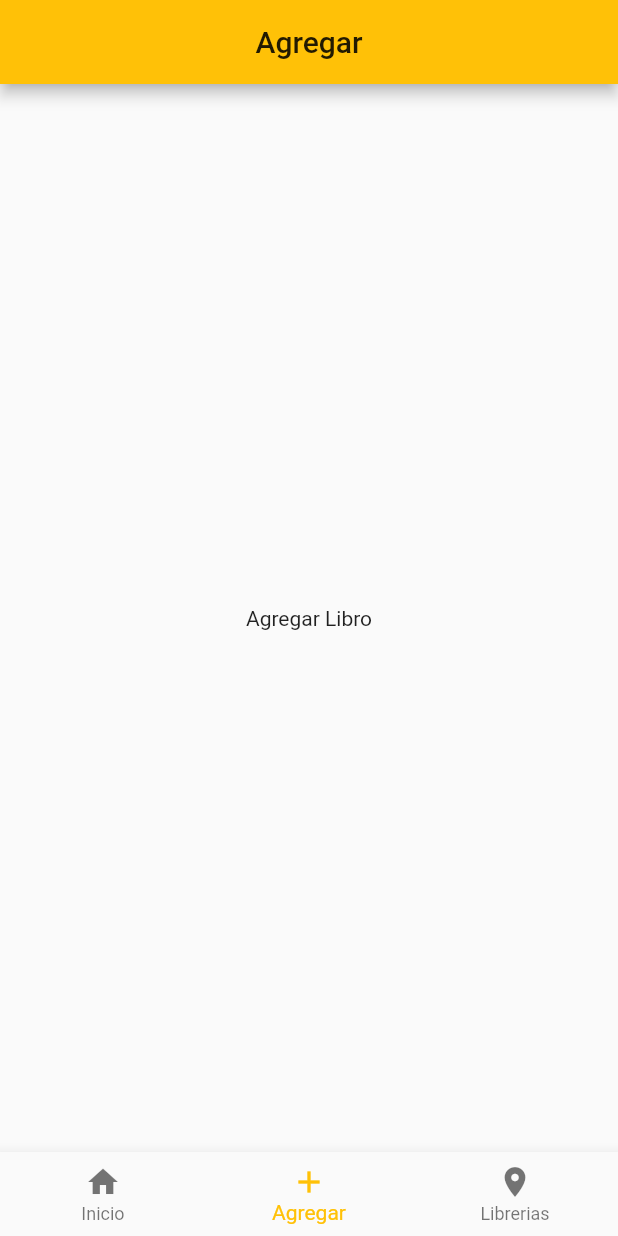
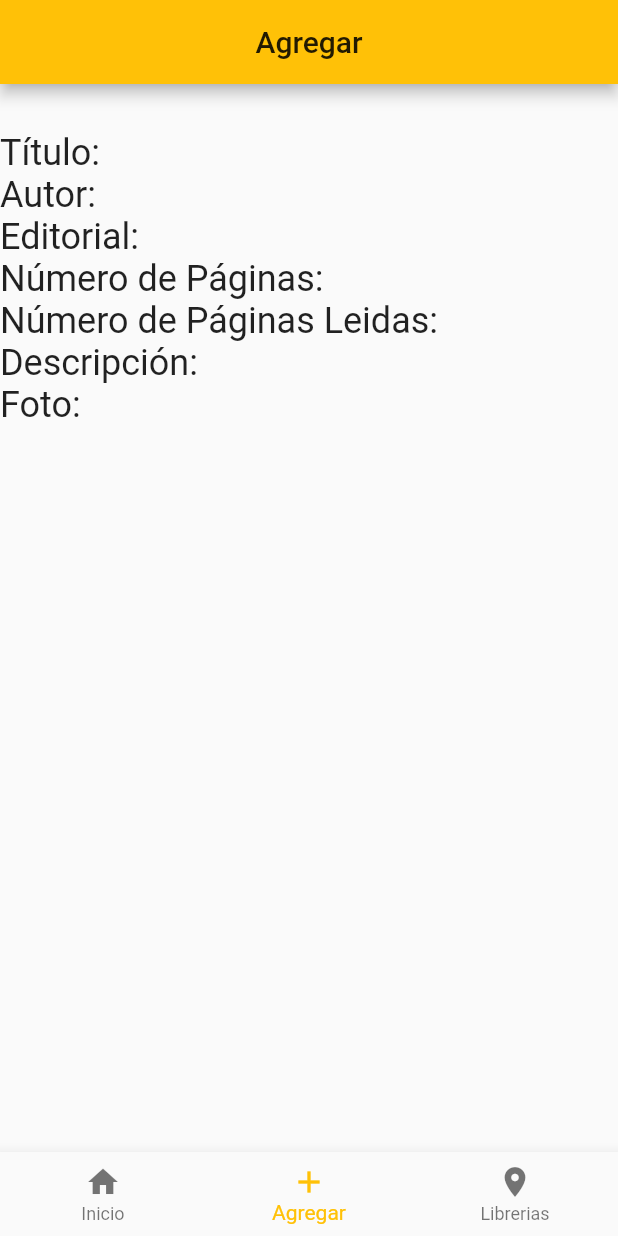
Before and after one commit to WiloCh/YourLibrary, a Flutter app: the screen it shows after launch, item 2 of the bottom bar chosen, on a phone screen of 412 x 824 dp. Run offline on Flutter 3.47's test engine with Material 2 defaults, Android fonts, the phone set to English and light mode, and no system bars; network calls fail.

Commit message:
Creación de vistas de libros individuales, y integración del backend.

```diff
--- a/yourlibrary/lib/src/utils/views.dart
+++ b/yourlibrary/lib/src/utils/views.dart
@@ -21,5 +21,4 @@ List<Widget> contentWidget = [
   HomeWidget(),
   AddbookWidget(),
   LibrariesWidget(),
-  BookPage()
 ];
--- a/yourlibrary/lib/src/widgets/content/addbook_widget.dart
+++ b/yourlibrary/lib/src/widgets/content/addbook_widget.dart
@@ -1,7 +1,7 @@
 import 'package:flutter/material.dart';
 
 class AddbookWidget extends StatefulWidget {
-  AddbookWidget({Key? key}) : super(key: key);
+  const AddbookWidget({Key? key}) : super(key: key);
 
   @override
   _AddbookWidgetState createState() => _AddbookWidgetState();
@@ -10,8 +10,45 @@ class AddbookWidget extends StatefulWidget {
 class _AddbookWidgetState extends State<AddbookWidget> {
   @override
   Widget build(BuildContext context) {
-    return Container(
-      child: Center(child: Text('Agregar Libro')),
+    return Scaffold(
+      body: Container(
+        child: Column(
+          mainAxisAlignment: MainAxisAlignment.start,
+          crossAxisAlignment: CrossAxisAlignment.start,
+          children: [
+            Text(" "),
+            Text(" "),
+            Text(
+              "Título: ",
+              style: Theme.of(context).textTheme.headline5,
+            ),
+            Text(
+              "Autor: ",
+              style: Theme.of(context).textTheme.headline5,
+            ),
+            Text(
+              "Editorial: ",
+              style: Theme.of(context).textTheme.headline5,
+            ),
+            Text(
+              "Número de Páginas: ",
+              style: Theme.of(context).textTheme.headline5,
+            ),
+            Text(
+              "Número de Páginas Leidas: ",
+              style: Theme.of(context).textTheme.headline5,
+            ),
+            Text(
+              "Descripción: ",
+              style: Theme.of(context).textTheme.headline5,
+            ),
+            Text(
+              "Foto:",
+              style: Theme.of(context).textTheme.headline5,
+            ),
+          ],
+        ),
+      ),
     );
   }
 }
--- a/yourlibrary/lib/src/widgets/content/home_widget.dart
+++ b/yourlibrary/lib/src/widgets/content/home_widget.dart
@@ -1,5 +1,5 @@
 import 'package:flutter/material.dart';
-import 'package:yourlibrary/src/widgets/cards/books_card.dart';
+import 'package:yourlibrary/src/widgets/lists/books_list.dart';
 
 class HomeWidget extends StatefulWidget {
   HomeWidget({Key? key}) : super(key: key);
@@ -21,7 +21,8 @@ class _HomeWidgetState extends State<HomeWidget> {
         SizedBox(
           height: 20.0,
         ),
-        Text("")
+        Text("Tus Libros", style: Theme.of(context).textTheme.headline5),
+        BooksList()
       ],
     ));
   }
```
Also changed, not shown: yourlibrary/lib/src/models/book_model.dart (+28 -16 lines), yourlibrary/lib/src/pages/book_page.dart (+37 -12 lines), yourlibrary/lib/src/services/book_service.dart (added, +27 -0 lines), yourlibrary/lib/src/widgets/cards/books_card.dart (+20 -7 lines), yourlibrary/lib/src/widgets/content/libraries_widget.dart (+16 -3 lines), yourlibrary/lib/src/widgets/lists/books_list.dart (+37 -2 lines), yourlibrary/pubspec.yaml (+12 -3 lines), yourlibrary/pubspec.lock, 4 other files.
